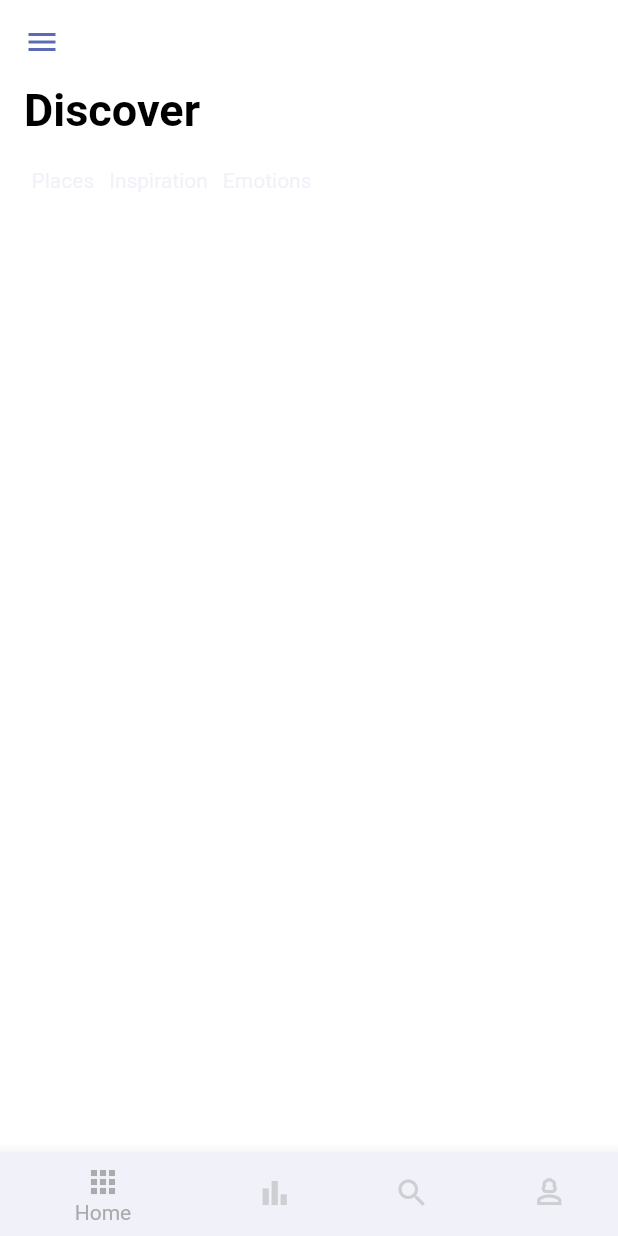
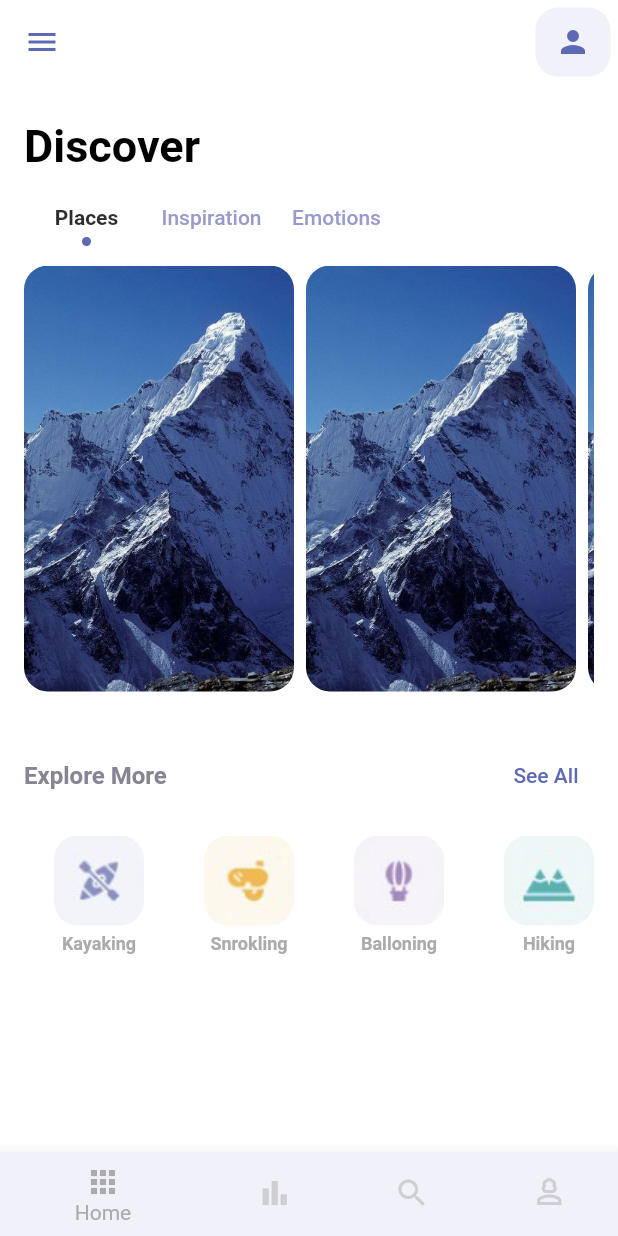
Before and after one commit to m-emrec/Travel-App, a Flutter app: the MainPage screen opened directly, on a phone screen of 412 x 824 dp. Run offline on Flutter 3.47's test engine with Material 2 defaults, Android fonts, the phone set to English and light mode, and no system bars; our stand-ins replace logger.

Commit message:
HomePage basic UI is done

```diff
--- a/lib/extensions/img_extendison.dart
+++ b/lib/extensions/img_extendison.dart
@@ -2,5 +2,5 @@
 extension ImagePath on String {
 
   toPng() => "lib/assets/img/$this.png";
-
+  toJpeg() => "lib/assets/img/$this.jpeg";
 }
--- /dev/null
+++ b/lib/logger.dart
@@ -0,0 +1,3 @@
+import 'package:logger/logger.dart';
+
+Logger logger = Logger();
--- a/lib/main.dart
+++ b/lib/main.dart
@@ -17,7 +17,7 @@ class MyApp extends StatelessWidget {
       theme: ThemeData(
         primarySwatch: Colors.blue,
       ),
-      home: WelcomePage(),
+      home: const WelcomePage(),
     );
   }
 }
--- a/lib/pages/navPages/home_page.dart
+++ b/lib/pages/navPages/home_page.dart
@@ -1,7 +1,21 @@
 import 'package:flutter/material.dart';
 import 'package:travel_app/colors.dart';
+import 'package:travel_app/extensions/img_extendison.dart';
 import 'package:travel_app/extensions/sized_box_extension.dart';
+import 'package:travel_app/pages/navPages/my_page.dart';
+import 'package:travel_app/pages/navPages/search_page.dart';
 import 'package:travel_app/widgets/app_large_text.dart';
+import 'package:travel_app/widgets/app_text.dart';
+
+import '../../logger.dart';
+import '../../widgets/explore_more_widgets.dart';
+import '../../widgets/places_tab_view.dart';
+
+enum Categories {
+  Places,
+  Inspiraton,
+  Emotions,
+}
 
 class HomePage extends StatefulWidget {
   const HomePage({super.key});
@@ -10,80 +24,127 @@ class HomePage extends StatefulWidget {
   State<HomePage> createState() => _HomePageState();
 }
 
-class _HomePageState extends State<HomePage> {
-  int categorieController = 0;
+class _HomePageState extends State<HomePage> with TickerProviderStateMixin {
+  // int categorieController = 0;
 
-  final List _categories = [
-    "Places",
-    "Inspiration",
-    "Emotions",
-  ];
+  var selectedCategory = Categories.Places;
 
   @override
   Widget build(BuildContext context) {
+    TabController _controller =
+        TabController(length: 3, vsync: this, initialIndex: 0);
     return Padding(
       padding: const EdgeInsets.symmetric(horizontal: 16),
       child: Column(
         crossAxisAlignment: CrossAxisAlignment.start,
+        mainAxisAlignment: MainAxisAlignment.start,
         children: [
+          //Spacing
+          24.ph(),
           LargeText(text: "Discover"),
-          // Spacing
           16.ph(),
 
           ///Categories
-          Row(
-            children: List.generate(
-              3,
-              (index) => CategoryText(
-                text: _categories[index],
+          // Category Tabs
+          SizedBox(
+            width: 250,
+            height: 30,
+            child: TabBar(
+              labelPadding: EdgeInsets.zero,
+              labelColor: AppColors.bigTextColor,
+              controller: _controller,
+              labelStyle: TextStyle(
+                color: AppColors.bigTextColor,
+                fontWeight: FontWeight.bold,
               ),
+              unselectedLabelStyle: const TextStyle(),
+              unselectedLabelColor: AppColors.textColor1,
+              indicator:
+                  CircleTabIndicator(color: AppColors.mainColor, radius: 3),
+              tabs: const [
+                Tab(
+                  text: "Places",
+                ),
+                Tab(text: "Inspiration"),
+                Tab(text: "Emotions"),
+              ],
             ),
           ),
-          // ListView
-
+          //Category Tab Views
+          SizedBox(
+            width: double.infinity,
+            height: 300,
+            child: TabBarView(
+              physics: const NeverScrollableScrollPhysics(),
+              controller: _controller,
+              children: const [
+                PlacesTabView(),
+                MyPage(),
+                Tab(text: "Hi 1"),
+              ],
+            ),
+          ),
+          // Spacing
+          32.ph(),
           // Explore more Row
-
-          // ListView
+          Row(
+            mainAxisAlignment: MainAxisAlignment.spaceBetween,
+            children: [
+              LargeText(
+                  text: "Explore More",
+                  size: 16,
+                  color: AppColors.textColor2),
+              TextButton(
+                style: ButtonStyle(
+                  foregroundColor:
+                      MaterialStateProperty.all<Color>(AppColors.mainColor),
+                ),
+                onPressed: () => {},
+                child: const Text("See All"),
+              ),
+            ],
+          ),
+          // Spacing
+          16.ph(),
+          // ListView of explore more items.
+          ExploreMoreItems(),
         ],
       ),
     );
   }
 }
 
-class CategoryText extends StatelessWidget {
-  const CategoryText({
-    super.key,
-    required this.text,
-    this.isSelected = false,
+class CircleTabIndicator extends Decoration {
+  final Color color;
+  final double radius;
+
+  const CircleTabIndicator({
+    required this.color,
+    required this.radius,
   });
-  final String text;
-  final bool isSelected;
+
   @override
-  Widget build(BuildContext context) {
-    return Padding(
-      padding: const EdgeInsets.symmetric(
-        horizontal: 5,
-        vertical: 5,
-      ),
-      child: Column(
-        children: [
-          Text(
-            text,
-            style: TextStyle(
-              color: isSelected
-                  ? AppColors.bigTextColor
-                  : AppColors.buttonBackground,
-            ),
-          ),
-          Visibility(
-            visible: isSelected,
-            child: CircleAvatar(
-              backgroundColor: AppColors.mainColor,
-              radius: 3,
-            ),
-          )
-        ],
-      ),
-    );
+  BoxPainter createBoxPainter([VoidCallback? onChanged]) {
+    return _CiclePainter(color: color, radius: radius);
   }
 }
+
+class _CiclePainter extends BoxPainter {
+  final Color color;
+  final double radius;
+
+  _CiclePainter({required this.color, required this.radius});
+
+  @override
+  void paint(Canvas canvas, Offset offset, ImageConfiguration configuration) {
+    Paint _paint = Paint();
+
+    _paint.color = color;
+    _paint.isAntiAlias = true;
+    final Offset _offset = Offset(
+      offset.dx + configuration.size!.width / 2,
+      configuration.size!.height,
+    );
+    canvas.drawCircle(_offset, radius, _paint);
+  }
+}
--- a/lib/pages/navPages/main_page.dart
+++ b/lib/pages/navPages/main_page.dart
@@ -27,11 +27,21 @@ class _MainPageState extends State<MainPage> {
       appBar: AppBar(
         elevation: 0,
         backgroundColor: Colors.transparent,
-        leading: Icon(Icons.menu,color: AppColors.mainColor),
+        leading: Icon(Icons.menu, color: AppColors.mainColor),
+        actions: [
+          Container(
+            margin: const EdgeInsets.all(5),
+            decoration: BoxDecoration(
+              color: AppColors.buttonBackground,
+              borderRadius: BorderRadius.circular(15),
+            ),
+            width: 50,
+            child: Icon(Icons.person, color: AppColors.mainColor),
+          )
+        ],
       ),
       backgroundColor: Colors.white,
       bottomNavigationBar: BottomNavigationBar(
-
         currentIndex: navIndex,
         onTap: (value) => setState(() {
           navIndex = value;
--- a/lib/pages/welcome_page.dart
+++ b/lib/pages/welcome_page.dart
@@ -22,11 +22,15 @@ class _WelcomePageState extends State<WelcomePage> {
     "welcome-three".toPng(),
   ];
 
+  PageController _controller = PageController();
+
   @override
   Widget build(BuildContext context) {
     return Scaffold(
       body: SafeArea(
         child: PageView.builder(
+
+          controller: _controller,
           itemCount: 3,
           scrollDirection: Axis.vertical,
           itemBuilder: (BuildContext context, int index) {
--- /dev/null
+++ b/lib/widgets/explore_more_widgets.dart
@@ -0,0 +1,52 @@
+import 'package:flutter/material.dart';
+import 'package:travel_app/extensions/img_extendison.dart';
+
+import '../colors.dart';
+import 'app_large_text.dart';
+
+class ExploreMoreItems extends StatelessWidget {
+  ExploreMoreItems({super.key});
+
+  final Map _images = {
+    "Kayaking": "kayaking".toPng(),
+    "Snrokling": "snorkling".toPng(),
+    "Balloning": "balloning".toPng(),
+    "Hiking": "hiking".toPng(),
+  };
+
+  @override
+  Widget build(BuildContext context) {
+    return SizedBox(
+      height: 80,
+      width: double.infinity,
+      child: ListView.builder(
+        itemExtent: 100,
+        scrollDirection: Axis.horizontal,
+        itemCount: _images.length,
+        itemBuilder: (_, index) => Column(
+          children: [
+            Container(
+              margin: const EdgeInsets.only(bottom: 5),
+              width: 60,
+              height: 60,
+              decoration: BoxDecoration(
+                borderRadius: BorderRadius.circular(16),
+                image: DecorationImage(
+                  image: AssetImage(
+                    _images.values.toList()[index],
+                  ),
+                  fit: BoxFit.cover,
+                ),
+              ),
+            ),
+            LargeText(
+              text: _images.keys.toList()[index],
+              size: 12,
+              color: AppColors.mainTextColor,
+            ),
+          ],
+        ),
+      ),
+    );
+  }
+}
--- /dev/null
+++ b/lib/widgets/places_tab_view.dart
@@ -0,0 +1,28 @@
+import 'package:flutter/material.dart';
+import 'package:travel_app/extensions/img_extendison.dart';
+
+class PlacesTabView extends StatelessWidget {
+  const PlacesTabView({super.key});
+
+  @override
+  Widget build(BuildContext context) {
+    return ListView.builder(
+      scrollDirection: Axis.horizontal,
+      itemCount: 3,
+      itemBuilder: (_, int index) => Container(
+        margin: const EdgeInsets.only(right: 8.0, top: 16.0),
+        height: 250,
+        width: 180,
+        decoration: BoxDecoration(
+          borderRadius: BorderRadius.circular(16),
+          image: DecorationImage(
+            image: AssetImage(
+              "mountain".toJpeg(),
+            ),
+            fit: BoxFit.cover,
+          ),
+        ),
+      ),
+    );
+  }
+}
--- a/pubspec.yaml
+++ b/pubspec.yaml
@@ -35,6 +35,7 @@ dependencies:
   # The following adds the Cupertino Icons font to your application.
   # Use with the CupertinoIcons class for iOS style icons.
   cupertino_icons: ^1.0.2
+  logger: ^1.3.0
 
 dev_dependencies:
   flutter_test:
```
Also changed, not shown: pubspec.lock.
